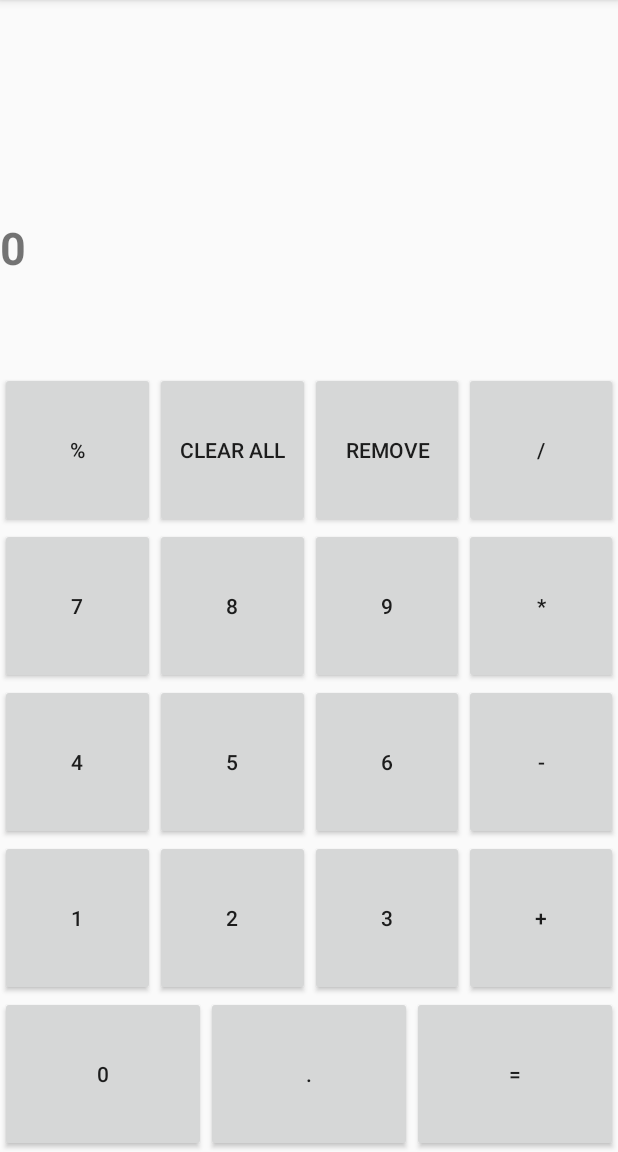
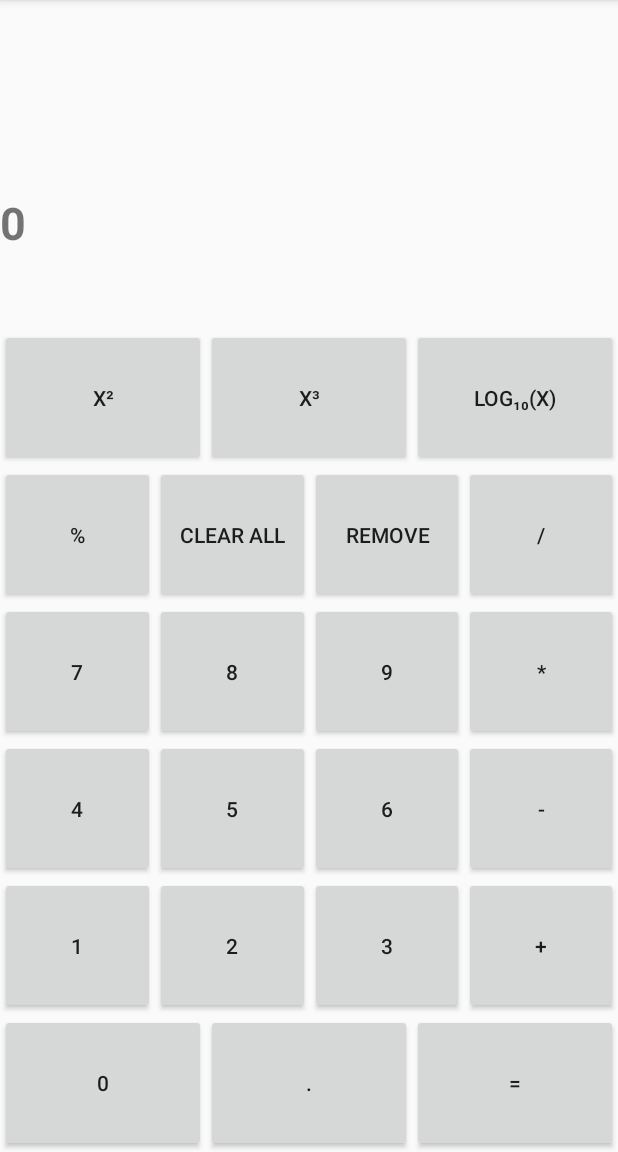
Before and after one commit to Anato-Eini/School-Activities, an Android app: the Calculator screen opened directly, with no data from a screen before it, on a phone screen of 412 x 824 dp, the part 84-1236 px from its top. Run offline under Robolectric (Android 15) with nearby library versions, the phone set to English and light mode, and no system bars.

Commit message:
Added Square, Log, and Cube

```diff
--- a/app/src/main/res/layout/activity_calculator.xml
+++ b/app/src/main/res/layout/activity_calculator.xml
@@ -30,6 +30,34 @@
             android:textAlignment="textStart"
             android:textSize="30sp"
             android:textStyle="bold" />
+
+        <LinearLayout
+            android:layout_width="match_parent"
+            android:layout_height="0dp"
+            android:layout_weight = "0.5"
+            android:orientation="horizontal">
+
+            <Button
+                android:id="@+id/squared"
+                android:layout_width="match_parent"
+                android:layout_height="match_parent"
+                android:layout_weight="1"
+                android:text="@string/squared" />
+
+            <Button
+                android:id="@+id/cubed"
+                android:layout_width="match_parent"
+                android:layout_height="match_parent"
+                android:layout_weight="1"
+                android:text="@string/cubed" />
+
+            <Button
+                android:id="@+id/logarithm"
+                android:layout_width="match_parent"
+                android:layout_height="match_parent"
+                android:layout_weight="1"
+                android:text="@string/logarithm" />
+        </LinearLayout>
 
         <LinearLayout
             android:layout_width="match_parent"
--- a/app/src/main/res/values/strings.xml
+++ b/app/src/main/res/values/strings.xml
@@ -15,4 +15,7 @@
     <string name="buttonName4">Add</string>
     <string name="buttonName5">Media</string>
     <string name="buttonName6">Profile</string>
+    <string name="squared">x²</string>
+    <string name="cubed">x³</string>
+    <string name="logarithm">log₁₀(x)</string>
 </resources>
```
Also changed, not shown: app/src/main/java/com/example/androidprojectcollection/Calculator.java (+74 -9 lines).
